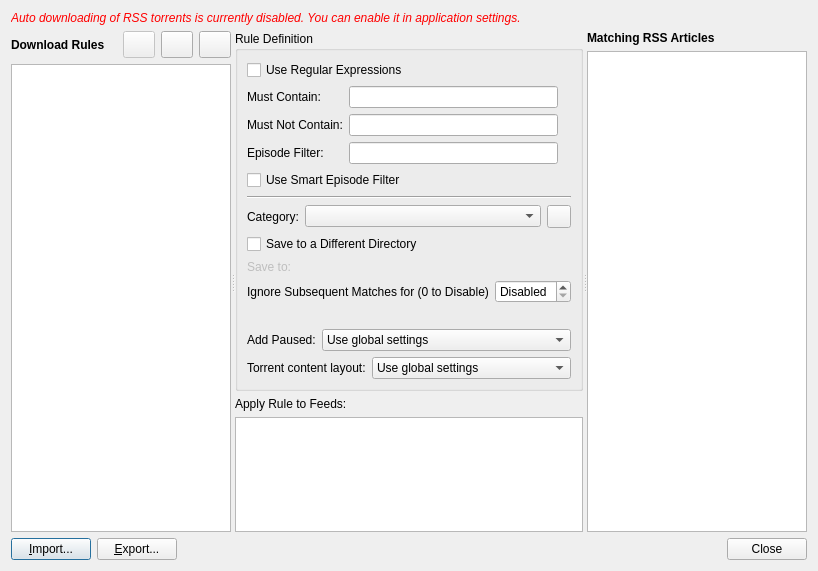
This is src/gui/rss/automatedrssdownloader.ui in SysAdminDoc/qBittorrent-Vanced as Qt 5 draws it before an edit. The edited form follows.
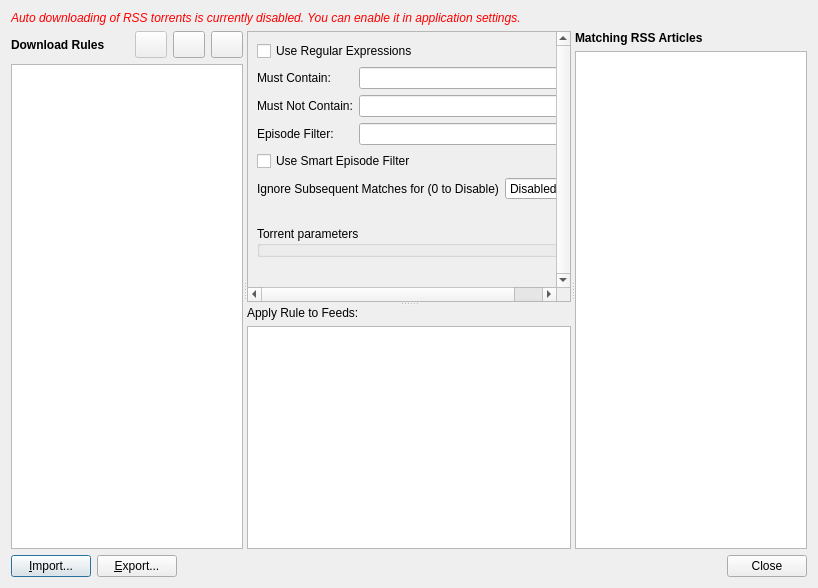
This is the edited form. Custom widgets are drawn as their Qt base class.

What changed in the file:
```diff
--- a/src/gui/rss/automatedrssdownloader.ui
+++ b/src/gui/rss/automatedrssdownloader.ui
@@ -7,13 +7,13 @@
     <x>0</x>
     <y>0</y>
     <width>818</width>
-    <height>571</height>
+    <height>588</height>
    </rect>
   </property>
   <property name="windowTitle">
    <string>RSS Downloader</string>
   </property>
-  <layout class="QVBoxLayout" name="verticalLayout_5">
+  <layout class="QVBoxLayout" name="verticalLayout_4">
    <item>
     <widget class="QLabel" name="labelWarn">
      <property name="font">
@@ -33,7 +33,7 @@
     </widget>
    </item>
    <item>
-    <widget class="QSplitter" name="hsplitter">
+    <widget class="QSplitter" name="mainSplitter">
      <property name="sizePolicy">
       <sizepolicy hsizetype="Expanding" vsizetype="Expanding">
        <horstretch>0</horstretch>
@@ -43,15 +43,14 @@
      <property name="orientation">
       <enum>Qt::Horizontal</enum>
      </property>
-     <widget class="QWidget" name="layoutWidget">
-      <layout class="QVBoxLayout" name="verticalLayout_3">
+     <widget class="QWidget" name="ruleListLayoutWidget">
+      <layout class="QVBoxLayout" name="ruleListLayout">
        <item>
         <layout class="QHBoxLayout" name="horizontalLayout_2">
          <item>
           <widget class="QLabel" name="label">
            <property name="font">
             <font>
-             <weight>75</weight>
              <bold>true</bold>
             </font>
            </property>
@@ -107,14 +106,39 @@
        </item>
       </layout>
      </widget>
-     <widget class="QWidget" name="layoutWidget1">
-      <layout class="QVBoxLayout" name="verticalLayout_4">
-       <item>
-        <widget class="QGroupBox" name="ruleDefBox">
-         <property name="title">
-          <string>Rule Definition</string>
-         </property>
-         <layout class="QVBoxLayout" name="verticalLayout_6">
+     <widget class="QSplitter" name="ruleDefSplitter">
+      <property name="orientation">
+       <enum>Qt::Vertical</enum>
+      </property>
+      <widget class="QScrollArea" name="ruleScrollArea">
+       <property name="sizePolicy">
+        <sizepolicy hsizetype="Preferred" vsizetype="Expanding">
+         <horstretch>0</horstretch>
+         <verstretch>0</verstretch>
+        </sizepolicy>
+       </property>
+       <property name="verticalScrollBarPolicy">
+        <enum>Qt::ScrollBarAlwaysOn</enum>
+       </property>
+       <property name="horizontalScrollBarPolicy">
+        <enum>Qt::ScrollBarAsNeeded</enum>
+       </property>
+       <property name="sizeAdjustPolicy">
+        <enum>QAbstractScrollArea::AdjustToContentsOnFirstShow</enum>
+       </property>
+       <property name="widgetResizable">
+        <bool>true</bool>
+       </property>
+       <widget class="QWidget" name="scrollAreaWidgetContents">
+        <property name="geometry">
+         <rect>
+          <x>0</x>
+          <y>0</y>
+          <width>329</width>
+          <height>243</height>
+         </rect>
+        </property>
+        <layout class="QVBoxLayout" name="verticalLayout_8" stretch="0,0,0,0,0,0,1">
           <item>
            <widget class="QCheckBox" name="checkRegex">
             <property name="text">
@@ -208,65 +232,7 @@
            </widget>
           </item>
           <item>
-           <widget class="Line" name="line">
-            <property name="orientation">
-             <enum>Qt::Horizontal</enum>
-            </property>
-           </widget>
-          </item>
-          <item>
-           <layout class="QHBoxLayout" name="horizontalLayout_3">
-            <item>
-             <widget class="QLabel" name="label_7">
-              <property name="sizePolicy">
-               <sizepolicy hsizetype="Fixed" vsizetype="Preferred">
-                <horstretch>0</horstretch>
-                <verstretch>0</verstretch>
-               </sizepolicy>
-              </property>
-              <property name="text">
-               <string>Category:</string>
-              </property>
-             </widget>
-            </item>
-            <item>
-             <widget class="QComboBox" name="comboCategory">
-              <property name="editable">
-               <bool>false</bool>
-              </property>
-             </widget>
-            </item>
-            <item>
-             <widget class="QToolButton" name="addCategoryBtn"/>
-            </item>
-           </layout>
-          </item>
-          <item>
-           <widget class="QCheckBox" name="checkBoxSaveDiffDir">
-            <property name="text">
-             <string>Save to a Different Directory</string>
-            </property>
-           </widget>
-          </item>
-          <item>
-           <layout class="QHBoxLayout" name="horizontalLayout_5">
-            <item>
-             <widget class="QLabel" name="label_6">
-              <property name="enabled">
-               <bool>false</bool>
-              </property>
-              <property name="text">
-               <string>Save to:</string>
-              </property>
-             </widget>
-            </item>
-            <item>
-             <widget class="FileSystemPathLineEdit" name="lineSavePath" native="true"/>
-            </item>
-           </layout>
-          </item>
-          <item>
-           <layout class="QHBoxLayout" name="horizontalLayout_8">
+          <layout class="QHBoxLayout" name="ignorePeriodLayout">
             <item>
              <widget class="QLabel" name="lblIgnoreDays">
               <property name="text">
@@ -306,92 +272,54 @@
            </widget>
           </item>
           <item>
-           <layout class="QHBoxLayout" name="horizontalLayout_9">
-            <item>
-             <widget class="QLabel" name="lblAddPaused">
-              <property name="sizePolicy">
-               <sizepolicy hsizetype="Fixed" vsizetype="Preferred">
-                <horstretch>0</horstretch>
-                <verstretch>0</verstretch>
-               </sizepolicy>
-              </property>
-              <property name="text">
-               <string>Add Paused:</string>
-              </property>
-             </widget>
-            </item>
-            <item>
-             <widget class="QComboBox" name="comboAddPaused">
-              <item>
-               <property name="text">
-                <string>Use global settings</string>
-               </property>
-              </item>
-              <item>
-               <property name="text">
-                <string>Always</string>
-               </property>
-              </item>
-              <item>
-               <property name="text">
-                <string>Never</string>
-               </property>
-              </item>
-             </widget>
-            </item>
-           </layout>
-          </item>
-          <item>
-           <layout class="QHBoxLayout" name="horizontalLayout_10">
-            <item>
-             <widget class="QLabel" name="lblContentLayout">
-              <property name="sizePolicy">
-               <sizepolicy hsizetype="Fixed" vsizetype="Preferred">
-                <horstretch>0</horstretch>
-                <verstretch>0</verstretch>
-               </sizepolicy>
-              </property>
-              <property name="text">
-               <string>Torrent content layout:</string>
-              </property>
+          <widget class="QGroupBox" name="torrentParametersGroupBox">
+           <property name="title">
+            <string>Torrent parameters</string>
+           </property>
+           <property name="flat">
+            <bool>true</bool>
+           </property>
+           <layout class="QVBoxLayout" name="verticalLayout_7">
+            <property name="leftMargin">
+             <number>0</number>
+            </property>
+            <property name="topMargin">
+             <number>0</number>
+            </property>
+            <property name="rightMargin">
+             <number>0</number>
+            </property>
+            <property name="bottomMargin">
+             <number>0</number>
+            </property>
+           </layout>
              </widget>
             </item>
             <item>
-             <widget class="QComboBox" name="comboContentLayout">
-              <item>
-               <property name="text">
-                <string>Use global settings</string>
-               </property>
-              </item>
-              <item>
-               <property name="text">
-                <string>Original</string>
-               </property>
-              </item>
-              <item>
-               <property name="text">
-                <string>Create subfolder</string>
-               </property>
-              </item>
-              <item>
-               <property name="text">
-                <string>Don't create subfolder</string>
-               </property>
-              </item>
-             </widget>
-            </item>
-           </layout>
-          </item>
-         </layout>
-        </widget>
-       </item>
-       <item>
+          <spacer name="verticalSpacer">
+           <property name="orientation">
+            <enum>Qt::Vertical</enum>
+           </property>
+           <property name="sizeHint" stdset="0">
+            <size>
+             <width>20</width>
+             <height>0</height>
+            </size>
+           </property>
+          </spacer>
+         </item>
+        </layout>
+       </widget>
+      </widget>
+      <widget class="QWidget" name="layoutWidget">
         <layout class="QVBoxLayout" name="verticalLayout">
+        <property name="sizeConstraint">
+         <enum>QLayout::SetDefaultConstraint</enum>
+        </property>
          <item>
           <widget class="QLabel" name="lblListFeeds">
            <property name="font">
             <font>
-             <weight>50</weight>
              <bold>false</bold>
             </font>
            </property>
@@ -404,16 +332,14 @@
           <widget class="QListWidget" name="listFeeds"/>
          </item>
         </layout>
-       </item>
-      </layout>
-     </widget>
-     <widget class="QWidget" name="layoutWidget2">
-      <layout class="QVBoxLayout" name="verticalLayout_2">
+      </widget>
+     </widget>
+     <widget class="QWidget" name="matchingArticlesLayoutWidget">
+      <layout class="QVBoxLayout" name="matchingArticlesLayout">
        <item>
-        <widget class="QLabel" name="label_3">
+        <widget class="QLabel" name="matchingArticlesLabel">
          <property name="font">
           <font>
-           <weight>75</weight>
            <bold>true</bold>
           </font>
          </property>
@@ -423,7 +349,7 @@
         </widget>
        </item>
        <item>
-        <widget class="QTreeWidget" name="treeMatchingArticles">
+        <widget class="QTreeWidget" name="matchingArticlesTree">
          <attribute name="headerVisible">
           <bool>false</bool>
          </attribute>
@@ -439,7 +365,7 @@
     </widget>
    </item>
    <item>
-    <layout class="QHBoxLayout" name="horizontalLayout_4">
+    <layout class="QHBoxLayout" name="buttonsLayout">
      <item>
       <widget class="QPushButton" name="importBtn">
        <property name="enabled">
@@ -474,13 +400,6 @@
    </item>
   </layout>
  </widget>
- <customwidgets>
-  <customwidget>
-   <class>FileSystemPathLineEdit</class>
-   <extends>QWidget</extends>
-   <header>gui/fspathedit.h</header>
-  </customwidget>
- </customwidgets>
  <tabstops>
   <tabstop>renameRuleBtn</tabstop>
   <tabstop>removeRuleBtn</tabstop>
```
Left out of the diff: 53 changed lines with no effect on the pictures. Lines whose indentation alone changed are shown as unchanged.
